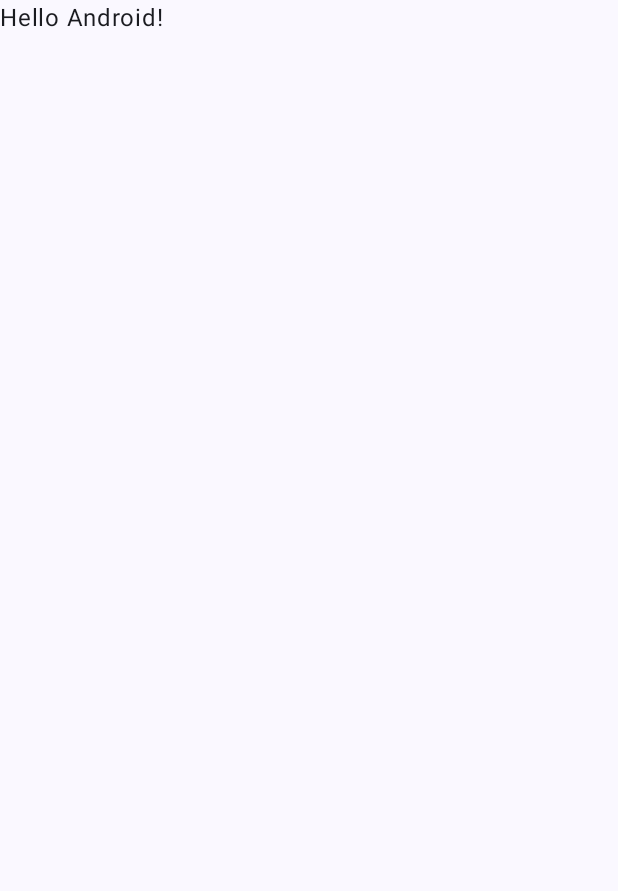
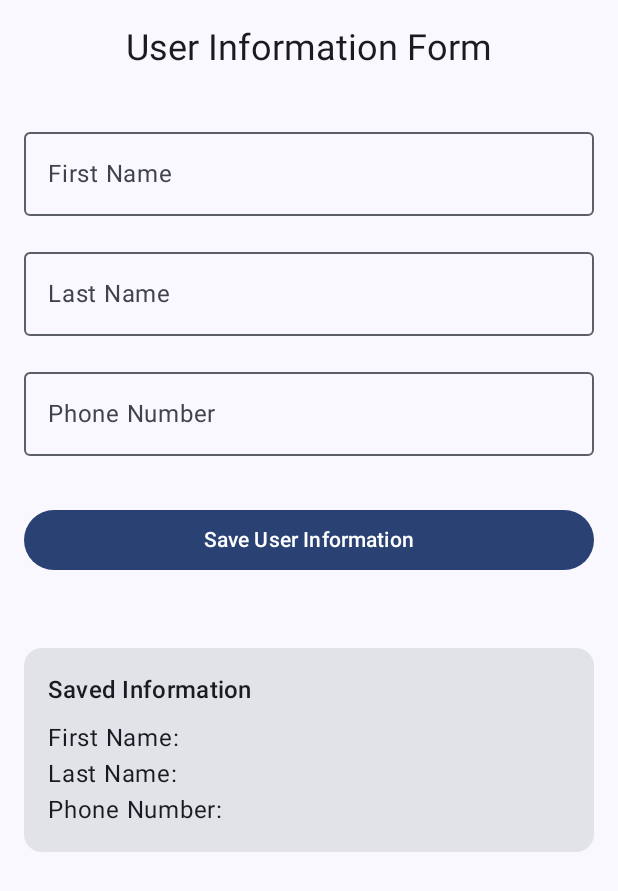
Before and after one commit to wp-wachi/poc-local-storage-migration, an Android app built with Jetpack Compose: the screen it shows after launch (MainActivity), on a phone screen of 412 x 824 dp. Before the commit the part shown is almost empty. Shown: the top 891 px of the screen. Run offline under Robolectric (Android 15) with nearby library versions, the phone set to English and light mode, and no system bars; 3 statements that could not run were skipped.

Commit message:
Create form and save user data to local as encrypted data

```diff
--- a/app/build.gradle.kts
+++ b/app/build.gradle.kts
@@ -49,6 +49,9 @@ dependencies {
     implementation(libs.androidx.ui.graphics)
     implementation(libs.androidx.ui.tooling.preview)
     implementation(libs.androidx.material3)
+    implementation(libs.androidx.security.crypto)
+    implementation(libs.androidx.security.crypto.ktx)
+    implementation(libs.androidx.lifecycle.viewmodel.compose)
     testImplementation(libs.junit)
     androidTestImplementation(libs.androidx.junit)
     androidTestImplementation(libs.androidx.espresso.core)
--- a/app/src/main/java/com/wachi/poclocaldata/MainActivity.kt
+++ b/app/src/main/java/com/wachi/poclocaldata/MainActivity.kt
@@ -5,43 +5,33 @@ import androidx.activity.ComponentActivity
 import androidx.activity.compose.setContent
 import androidx.activity.enableEdgeToEdge
 import androidx.compose.foundation.layout.fillMaxSize
-import androidx.compose.foundation.layout.padding
-import androidx.compose.material3.Scaffold
-import androidx.compose.material3.Text
-import androidx.compose.runtime.Composable
+import androidx.compose.material3.MaterialTheme
+import androidx.compose.material3.Surface
 import androidx.compose.ui.Modifier
-import androidx.compose.ui.tooling.preview.Preview
+import androidx.lifecycle.viewmodel.compose.viewModel
+import com.wachi.poclocaldata.data.repository.SharedPreferencesUserRepository
+import com.wachi.poclocaldata.ui.home.HomeScreen
+import com.wachi.poclocaldata.ui.home.HomeViewModel
 import com.wachi.poclocaldata.ui.theme.PoclocaldataTheme
 
 class MainActivity : ComponentActivity() {
     override fun onCreate(savedInstanceState: Bundle?) {
         super.onCreate(savedInstanceState)
         enableEdgeToEdge()
+
+        val repository = SharedPreferencesUserRepository(applicationContext)
+        val viewModelFactory = HomeViewModel.Factory(repository)
+
         setContent {
             PoclocaldataTheme {
-                Scaffold(modifier = Modifier.fillMaxSize()) { innerPadding ->
-                    Greeting(
-                        name = "Android",
-                        modifier = Modifier.padding(innerPadding)
-                    )
+                Surface(
+                    modifier = Modifier.fillMaxSize(),
+                    color = MaterialTheme.colorScheme.background
+                ) {
+                    val viewModel: HomeViewModel = viewModel(factory = viewModelFactory)
+                    HomeScreen(viewModel = viewModel)
                 }
             }
         }
     }
 }
-
-@Composable
-fun Greeting(name: String, modifier: Modifier = Modifier) {
-    Text(
-        text = "Hello $name!",
-        modifier = modifier
-    )
-}
-
-@Preview(showBackground = true)
-@Composable
-fun GreetingPreview() {
-    PoclocaldataTheme {
-        Greeting("Android")
-    }
-}
--- /dev/null
+++ b/app/src/main/java/com/wachi/poclocaldata/data/model/User.kt
@@ -0,0 +1,7 @@
+package com.wachi.poclocaldata.data.model
+
+data class User(
+    val firstName: String = "",
+    val lastName: String = "",
+    val phoneNumber: String = "",
+)
--- /dev/null
+++ b/app/src/main/java/com/wachi/poclocaldata/data/repository/SharedPreferencesUserRepository.kt
@@ -0,0 +1,51 @@
+package com.wachi.poclocaldata.data.repository
+
+import android.content.Context
+import android.content.SharedPreferences
+import androidx.security.crypto.EncryptedSharedPreferences
+import androidx.security.crypto.MasterKey
+import com.wachi.poclocaldata.data.model.User
+import kotlinx.coroutines.flow.Flow
+import kotlinx.coroutines.flow.flow
+import androidx.core.content.edit
+
+class SharedPreferencesUserRepository(private val context: Context) : UserRepository {
+
+    private val regularPrefs: SharedPreferences by lazy {
+        context.getSharedPreferences("user_prefs", Context.MODE_PRIVATE)
+    }
+
+    private val encryptedPrefs: SharedPreferences by lazy {
+        val masterKey = MasterKey.Builder(context)
+            .setKeyScheme(MasterKey.KeyScheme.AES256_GCM)
+            .build()
+
+        EncryptedSharedPreferences.create(
+            context,
+            "encrypted_user_prefs",
+            masterKey,
+            EncryptedSharedPreferences.PrefKeyEncryptionScheme.AES256_SIV,
+            EncryptedSharedPreferences.PrefValueEncryptionScheme.AES256_GCM
+        )
+    }
+
+    // Use encrypted prefs for demonstration
+    private val prefs get() = encryptedPrefs
+
+    override suspend fun saveUserData(user: User) {
+        prefs.edit {
+            putString("first_name", user.firstName)
+                .putString("last_name", user.lastName)
+                .putString("phone_number", user.phoneNumber)
+        }
+    }
+
+    override fun getUserData(): Flow<User> = flow {
+        val user = User(
+            firstName = prefs.getString("first_name", "") ?: "",
+            lastName = prefs.getString("last_name", "") ?: "",
+            phoneNumber = prefs.getString("phone_number", "") ?: ""
+        )
+        emit(user)
+    }
+}
--- /dev/null
+++ b/app/src/main/java/com/wachi/poclocaldata/data/repository/UserRepository.kt
@@ -0,0 +1,9 @@
+package com.wachi.poclocaldata.data.repository
+
+import com.wachi.poclocaldata.data.model.User
+import kotlinx.coroutines.flow.Flow
+
+interface UserRepository {
+    suspend fun saveUserData(user: User)
+    fun getUserData(): Flow<User>
+}
--- /dev/null
+++ b/app/src/main/java/com/wachi/poclocaldata/ui/home/HomeScreen.kt
@@ -0,0 +1,101 @@
+package com.wachi.poclocaldata.ui.home
+
+import androidx.compose.foundation.layout.*
+import androidx.compose.foundation.text.KeyboardOptions
+import androidx.compose.material3.*
+import androidx.compose.runtime.*
+import androidx.compose.ui.Alignment
+import androidx.compose.ui.Modifier
+import androidx.compose.ui.text.input.KeyboardType
+import androidx.compose.ui.unit.dp
+import com.wachi.poclocaldata.data.model.User
+
+@Composable
+fun HomeScreen(
+    viewModel: HomeViewModel,
+    modifier: Modifier = Modifier,
+) {
+    val user by viewModel.user.collectAsState()
+
+    var firstName by remember { mutableStateOf(user.firstName) }
+    var lastName by remember { mutableStateOf(user.lastName) }
+    var phoneNumber by remember { mutableStateOf(user.phoneNumber) }
+
+    LaunchedEffect(user) {
+        firstName = user.firstName
+        lastName = user.lastName
+        phoneNumber = user.phoneNumber
+    }
+
+    Column(
+        modifier = modifier
+            .fillMaxSize()
+            .padding(16.dp),
+        horizontalAlignment = Alignment.CenterHorizontally,
+        verticalArrangement = Arrangement.spacedBy(16.dp)
+    ) {
+        Text(
+            text = "User Information Form",
+            style = MaterialTheme.typography.headlineSmall,
+            modifier = Modifier.padding(bottom = 16.dp)
+        )
+
+        OutlinedTextField(
+            value = firstName,
+            onValueChange = { firstName = it },
+            label = { Text("First Name") },
+            modifier = Modifier.fillMaxWidth()
+        )
+
+        OutlinedTextField(
+            value = lastName,
+            onValueChange = { lastName = it },
+            label = { Text("Last Name") },
+            modifier = Modifier.fillMaxWidth()
+        )
+
+        OutlinedTextField(
+            value = phoneNumber,
+            onValueChange = { phoneNumber = it },
+            label = { Text("Phone Number") },
+            keyboardOptions = KeyboardOptions(keyboardType = KeyboardType.Phone),
+            modifier = Modifier.fillMaxWidth()
+        )
+
+        Button(
+            onClick = {
+                viewModel.saveUserData(
+                    User(
+                        firstName = firstName,
+                        lastName = lastName,
+                        phoneNumber = phoneNumber
+                    )
+                )
+            },
+            modifier = Modifier
+                .fillMaxWidth()
+                .padding(vertical = 16.dp)
+        ) {
+            Text("Save User Information")
+        }
+
+        // Display the saved user data
+        Card(
+            modifier = Modifier
+                .fillMaxWidth()
+                .padding(top = 16.dp)
+        ) {
+            Column(
+                modifier = Modifier
+                    .padding(16.dp)
+                    .fillMaxWidth()
+            ) {
+                Text("Saved Information", style = MaterialTheme.typography.titleMedium)
+                Spacer(modifier = Modifier.height(8.dp))
+                Text("First Name: ${user.firstName}")
+                Text("Last Name: ${user.lastName}")
+                Text("Phone Number: ${user.phoneNumber}")
+            }
+        }
+    }
+}
--- /dev/null
+++ b/app/src/main/java/com/wachi/poclocaldata/ui/home/HomeViewModel.kt
@@ -0,0 +1,46 @@
+package com.wachi.poclocaldata.ui.home
+
+import androidx.lifecycle.ViewModel
+import androidx.lifecycle.ViewModelProvider
+import androidx.lifecycle.viewModelScope
+import com.wachi.poclocaldata.data.model.User
+import com.wachi.poclocaldata.data.repository.UserRepository
+import kotlinx.coroutines.flow.MutableStateFlow
+import kotlinx.coroutines.flow.StateFlow
+import kotlinx.coroutines.flow.collectLatest
+import kotlinx.coroutines.launch
+
+class HomeViewModel(private val repository: UserRepository) : ViewModel() {
+
+    private val _user = MutableStateFlow(User())
+    val user: StateFlow<User> = _user
+
+    init {
+        loadUserData()
+    }
+
+    private fun loadUserData() {
+        viewModelScope.launch {
+            repository.getUserData().collectLatest { userData ->
+                _user.value = userData
+            }
+        }
+    }
+
+    fun saveUserData(user: User) {
+        viewModelScope.launch {
+            repository.saveUserData(user)
+            loadUserData()
+        }
+    }
+
+    class Factory(private val repository: UserRepository) : ViewModelProvider.Factory {
+        @Suppress("UNCHECKED_CAST")
+        override fun <T : ViewModel> create(modelClass: Class<T>): T {
+            if (modelClass.isAssignableFrom(HomeViewModel::class.java)) {
+                return HomeViewModel(repository) as T
+            }
+            throw IllegalArgumentException("Unknown ViewModel class")
+        }
+    }
+}
--- a/gradle/libs.versions.toml
+++ b/gradle/libs.versions.toml
@@ -8,6 +8,10 @@ espressoCore = "3.6.1"
 lifecycleRuntimeKtx = "2.9.1"
 activityCompose = "1.10.1"
 composeBom = "2024.09.00"
+securityCrypto = "1.1.0-beta01"
+lifecycleViewModelCompose = "2.7.0"
+lifecycleViewModelKtx = "2.6.2"
+
 
 [libraries]
 androidx-core-ktx = { group = "androidx.core", name = "core-ktx", version.ref = "coreKtx" }
@@ -24,6 +28,10 @@ androidx-ui-tooling-preview = { group = "androidx.compose.ui", name = "ui-toolin
 androidx-ui-test-manifest = { group = "androidx.compose.ui", name = "ui-test-manifest" }
 androidx-ui-test-junit4 = { group = "androidx.compose.ui", name = "ui-test-junit4" }
 androidx-material3 = { group = "androidx.compose.material3", name = "material3" }
+androidx-security-crypto = { module = "androidx.security:security-crypto", version.ref = "securityCrypto" }
+androidx-security-crypto-ktx = { module = "androidx.security:security-crypto-ktx", version.ref = "securityCrypto" }
+androidx-lifecycle-viewmodel-compose = { group = "androidx.lifecycle", name = "lifecycle-viewmodel-compose", version.ref = "lifecycleViewModelCompose" }
+androidx-lifecycle-viewmodel-ktx = { group = "androidx.lifecycle", name = "lifecycle-viewmodel-ktx", version.ref = "lifecycleViewModelKtx" }
 
 [plugins]
 android-application = { id = "com.android.application", version.ref = "agp" }
```
